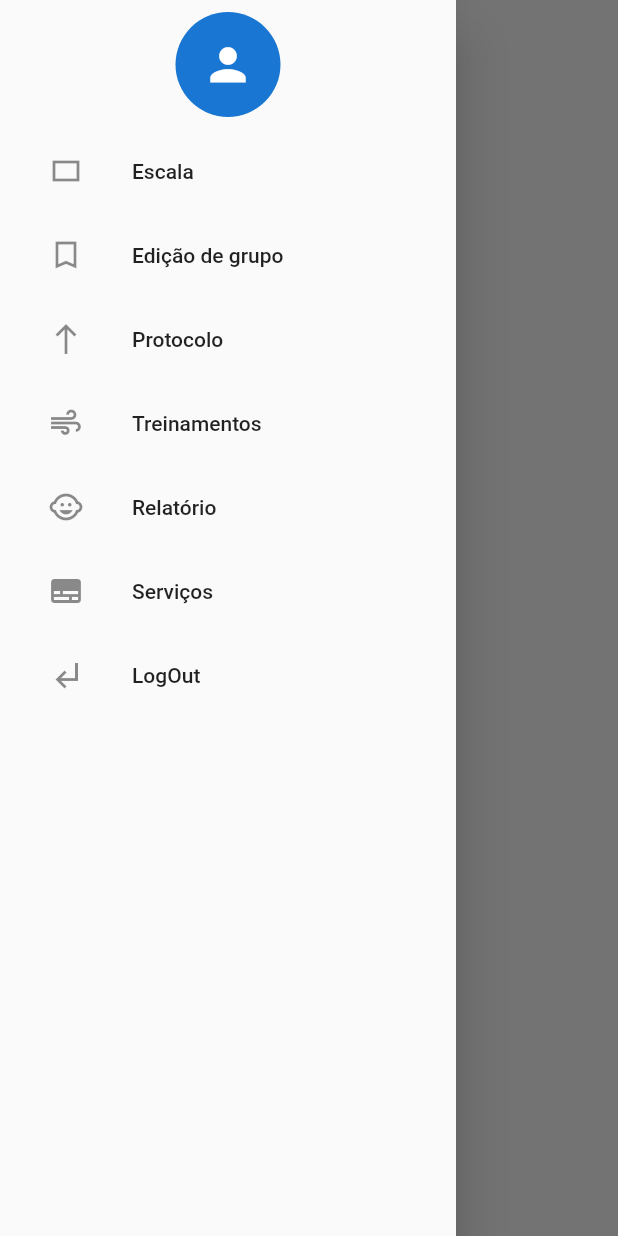
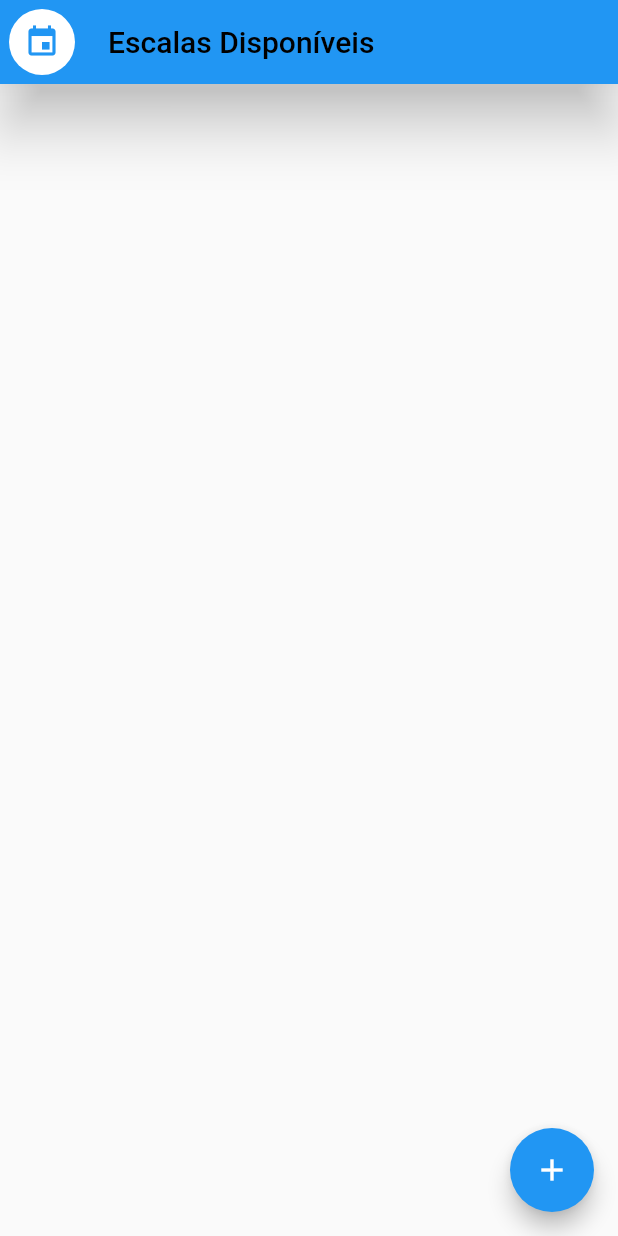
Before and after one commit to MrHenri/ccms, a Flutter app: the HomePage screen opened by its route, in the side drawer, after a tap on "Escala", on a phone screen of 412 x 824 dp. Run offline on Flutter 3.47's test engine with Material 2 defaults, Android fonts, the phone set to English and light mode, and no system bars; our stand-ins replace chewie, cloud_firestore, date_format, firebase_auth, flushbar, flutter_spinkit and 1 more; accounts and stored records are empty.

Commit message:
EscalaPage Start

```diff
--- a/lib/frontend/home_widgets/drawer_home.dart
+++ b/lib/frontend/home_widgets/drawer_home.dart
@@ -32,7 +32,7 @@ class _DrawerHomeState extends State<DrawerHome> {
               ),
             ),
             FlatButton(
-              onPressed: () => Navigator.of(context).pushNamed('/escala'),
+              onPressed: () => Navigator.of(context).pushNamed('/escalaPage'),
               child: ListTile(
                 title: Text("Escala"),
                 leading: Builder(
--- /dev/null
+++ b/lib/frontend/pages/escala_page.dart
@@ -0,0 +1,55 @@
+import 'package:flutter/material.dart';
+
+class EscalaPage extends StatefulWidget {
+  @override
+  _EscalaPageState createState() => _EscalaPageState();
+}
+
+class _EscalaPageState extends State<EscalaPage> {
+  @override
+  Widget build(BuildContext context) {
+    return Scaffold(
+      appBar: AppBar(
+        automaticallyImplyLeading: false,
+        title: Text(
+          "Escalas Disponíveis",
+          style: TextStyle(color: Colors.black),
+        ),
+        backgroundColor: Colors.blue,
+        elevation: 16,
+        leading: Container(
+          margin: EdgeInsets.all(6),
+          child: CircleAvatar(
+            backgroundColor: Colors.white,
+            child: Icon(
+              Icons.event,
+              color: Colors.blue,
+            ),
+          ),
+        ),
+      ),
+      floatingActionButton: FloatingActionButton(
+        onPressed: (){
+          showSelectLeaders();
+        },
+        child: Icon(Icons.add),
+      ),
+    );
+  }
+  showSelectLeaders() {
+    showDialog(
+        context: context,
+        builder: (BuildContext context) {
+          return AlertDialog(
+              title: Text("Preencha os campos"),
+              content: Container(
+                height: MediaQuery.of(context).size.height,
+                width: MediaQuery.of(context).size.width,
+                child: Column(
+                  children: <Widget>[
+                  ],
+                ),
+              ));
+        });
+  }
+}
--- a/lib/frontend/pages/training_page.dart
+++ b/lib/frontend/pages/training_page.dart
@@ -34,7 +34,7 @@ class _TrainingPageState extends State<TrainingPage> {
               child: Text('Tópico 2'),
               onPressed: () {
                 VideoPlay(
-                  videoPlayerController: VideoPlayerController.asset('assests/TheOfficeOpening.mp4'),
+                  videoPlayerController: VideoPlayerController.asset('assets/TheOfficeOpening.mp4'),
                   looping: true,
                 );
               }),
@@ -43,7 +43,7 @@ class _TrainingPageState extends State<TrainingPage> {
           child: RaisedButton(
               child: Text('Tópico 3'),
               onPressed: () {
-                VideoPlay(videoPlayerController: VideoPlayerController.asset('assests/TheOfficeOpening'),
+                VideoPlay(videoPlayerController: VideoPlayerController.asset('assets/TheOfficeOpening'),
                 looping: true,
                 );
               }),
--- a/lib/main.dart
+++ b/lib/main.dart
@@ -1,3 +1,4 @@
+import 'package:ccms/frontend/pages/escala_page.dart';
 import 'package:ccms/frontend/pages/group_creation_page.dart';
 import 'package:ccms/frontend/pages/group_page.dart';
 import 'package:ccms/frontend/pages/home_page.dart';
@@ -28,6 +29,7 @@ class SmtApp extends StatelessWidget {
         '/groupCreationPage': (context) => GroupCreationPage(),
         '/groupEditorPage': (context) => GroupEditorPage(),
         '/trainingPage': (context) => TrainingPage(),
+        '/escalaPage': (context) => EscalaPage(),
       },
     );
   }
```
